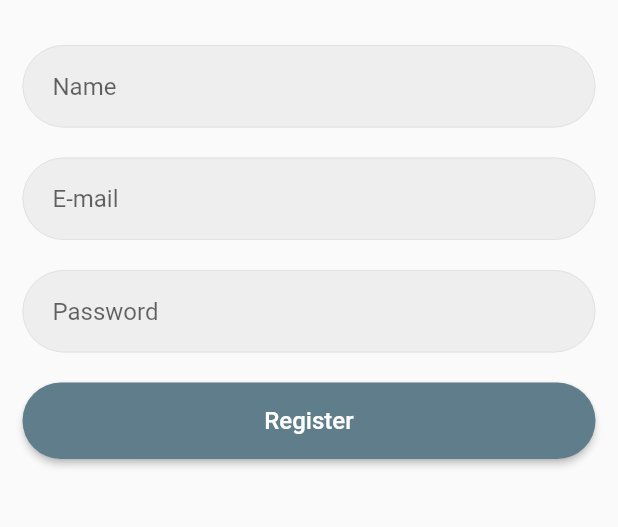
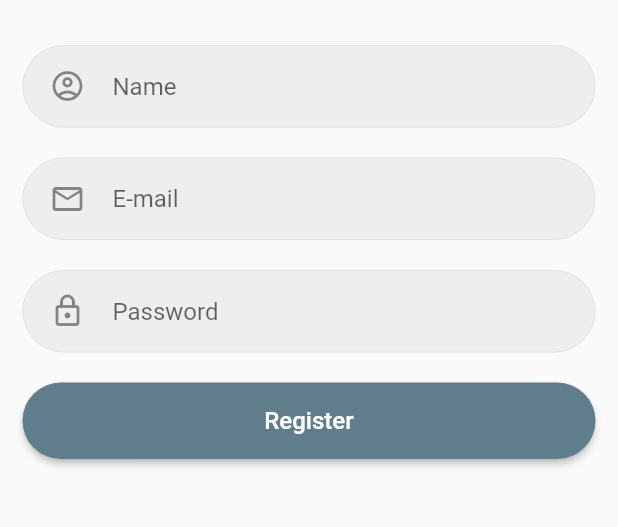
Before and after one commit to Rezuanul-Islam-Fahim/anonymous_chat, a Flutter app: the screen it shows after launch, after a tap on "Register Now", on a phone screen of 412 x 824 dp, the part 501-1028 px from its top. Run offline on Flutter 3.47's test engine with Material 2 defaults, Android fonts, the phone set to English and light mode, and no system bars; our stand-ins replace firebase_auth, firebase_core; accounts and stored records are empty; network calls fail.

Commit message:
Add login, register input field's prefix icon

```diff
--- a/lib/global.dart
+++ b/lib/global.dart
@@ -1,9 +1,9 @@
 import 'package:flutter/material.dart';
 
-InputDecoration inputField(String placeholderText) {
+InputDecoration inputField(String placeholderText, Icon icon) {
   return InputDecoration(
     contentPadding: EdgeInsets.symmetric(
-      horizontal: 20,
+      horizontal: 10,
       vertical: 18,
     ),
     filled: true,
@@ -24,5 +24,9 @@ InputDecoration inputField(String placeholderText) {
         color: Colors.grey[350],
       ),
     ),
+    prefixIcon: icon,
+    prefixIconConstraints: BoxConstraints(
+      minWidth: 60,
+    ),
   );
 }
--- a/lib/screens/login.dart
+++ b/lib/screens/login.dart
@@ -44,12 +44,18 @@ class LoginScreen extends StatelessWidget {
             ),
             SizedBox(height: 30),
             TextField(
-              decoration: inputField('Enter your E-mail'),
+              decoration: inputField(
+                'Enter your E-mail',
+                Icon(Icons.email_outlined),
+              ),
               controller: _emailController,
             ),
             SizedBox(height: 20),
             TextField(
-              decoration: inputField('Enter your Password'),
+              decoration: inputField(
+                'Enter your Password',
+                Icon(Icons.lock_outlined),
+              ),
               controller: _passwordController,
               obscureText: true,
             ),
--- a/lib/screens/register.dart
+++ b/lib/screens/register.dart
@@ -43,16 +43,25 @@ class RegisterScreen extends StatelessWidget {
             ),
             SizedBox(height: 30),
             TextField(
-              decoration: inputField('Name'),
+              decoration: inputField(
+                'Name',
+                Icon(Icons.account_circle_outlined),
+              ),
             ),
             SizedBox(height: 20),
             TextField(
-              decoration: inputField('E-mail'),
+              decoration: inputField(
+                'E-mail',
+                Icon(Icons.email_outlined),
+              ),
               controller: _emailController,
             ),
             SizedBox(height: 20),
             TextField(
-              decoration: inputField('Password'),
+              decoration: inputField(
+                'Password',
+                Icon(Icons.lock_outlined),
+              ),
               controller: _passwordController,
               obscureText: true,
             ),
```
